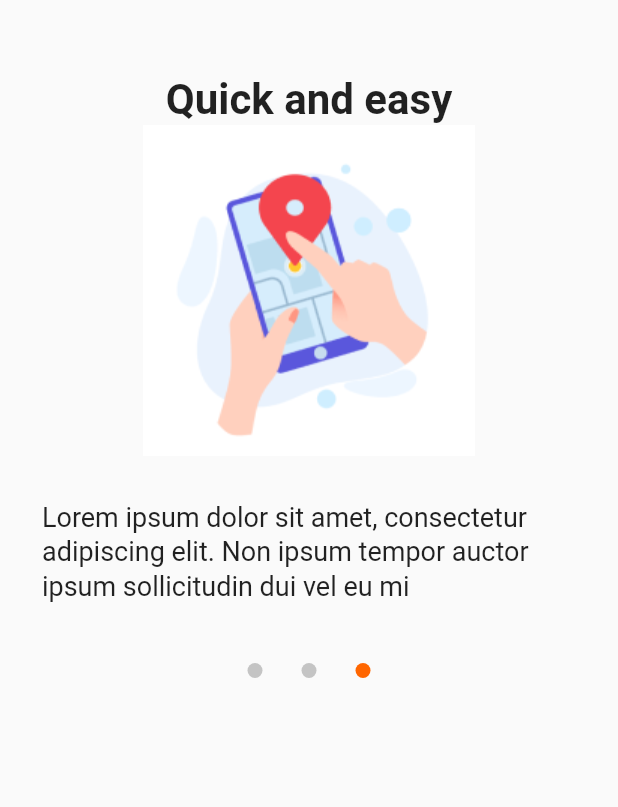
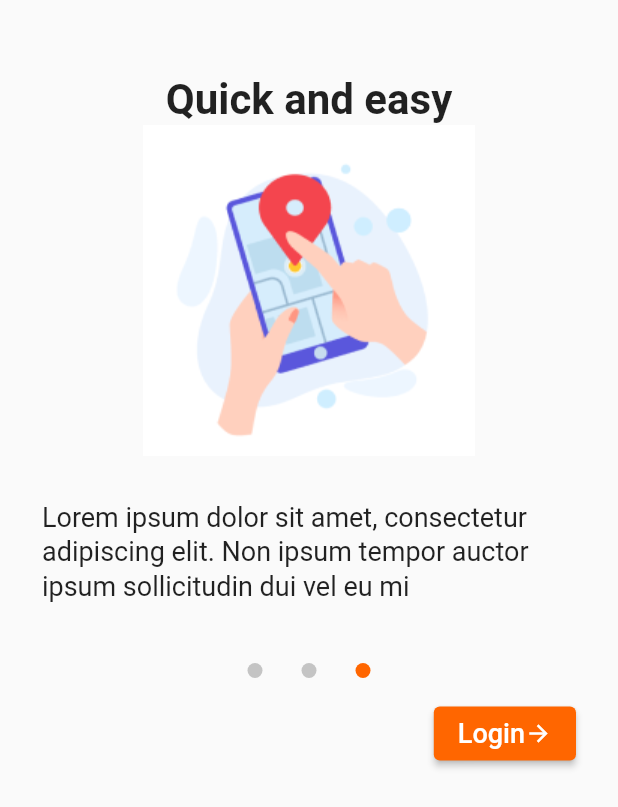
Before and after one commit to Derrickkoko1234/ForHub, a Flutter app: the ThirdBoard screen opened directly, on a phone screen of 412 x 824 dp. Shown: the top 807 px of the screen. Run offline on Flutter 3.47's test engine with Material 2 defaults, Android fonts, the phone set to English and light mode, and no system bars.

Commit message:
Working on Login Page 2

```diff
--- a/lib/onboarding/Onboarding.dart
+++ b/lib/onboarding/Onboarding.dart
@@ -1,6 +1,7 @@
 // ignore_for_file: file_names
 
 import 'package:flutter/material.dart';
+import 'package:forhub/auth/Login.dart';
 
 class OnboardingPage extends StatefulWidget {
   const OnboardingPage({Key? key}) : super(key: key);
@@ -282,7 +283,41 @@ class ThirdBoard extends StatelessWidget {
                 ),
               ),
             ],
-          )
+          ),
+          Row(
+            mainAxisAlignment: MainAxisAlignment.end,
+            children: [
+              Padding(
+                padding: const EdgeInsets.only(right: 28.0),
+                child: ElevatedButton(
+                  style: ElevatedButton.styleFrom(
+                    primary: const Color(0xFFFF6600), // background
+                  ),
+                  onPressed: () {
+                    Navigator.push(
+                      context,
+                      MaterialPageRoute(
+                        builder: (context) => const LoginPage(),
+                      ),
+                    );
+                  },
+                  child: Row(
+                    // ignore: prefer_const_literals_to_create_immutables
+                    children: [
+                      const Text(
+                        'Login',
+                        style: TextStyle(fontSize: 18),
+                      ),
+                      const Icon(
+                        Icons.arrow_forward,
+                        size: 18,
+                      )
+                    ],
+                  ),
+                ),
+              ),
+            ],
+          ),
         ],
       ),
     );
--- a/pubspec.yaml
+++ b/pubspec.yaml
@@ -65,6 +65,7 @@ flutter:
     - assets/images/board/1.png
     - assets/images/board/2.png
     - assets/images/board/3.png
+    - assets/images/back.png
 
   # An image asset can refer to one or more resolution-specific "variants", see
   # https://flutter.dev/assets-and-images/#resolution-aware.
```
Also changed, not shown: lib/auth/Google_auth.dart (added, +24 -0 lines), lib/auth/Login.dart (added, +96 -0 lines), assets/images/back.png (added).
